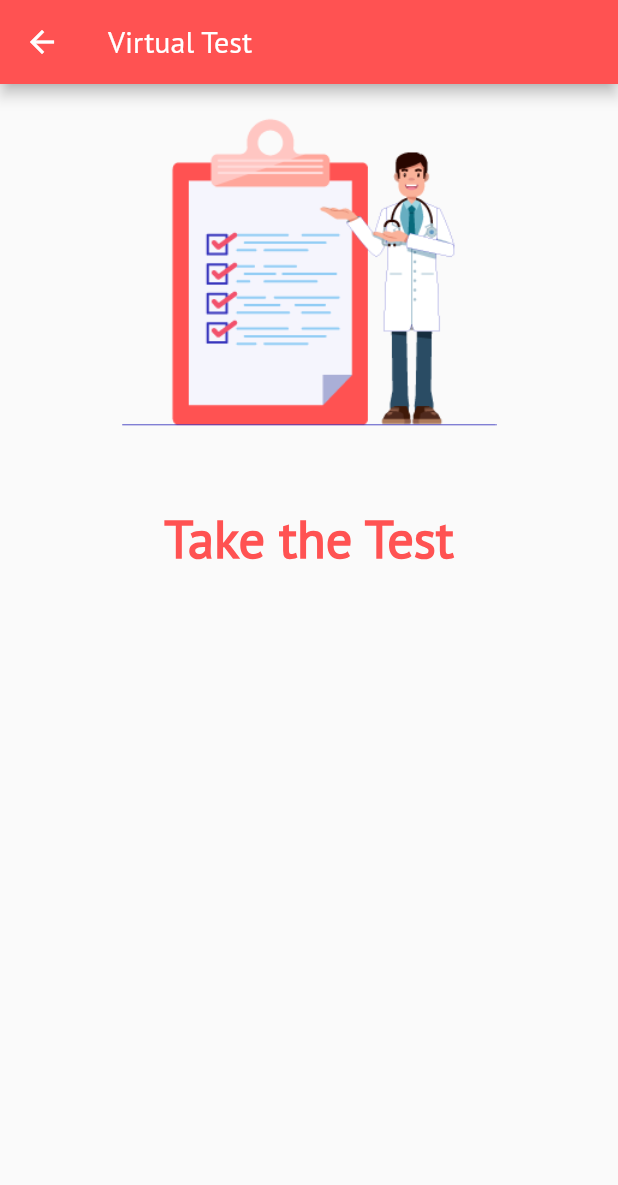
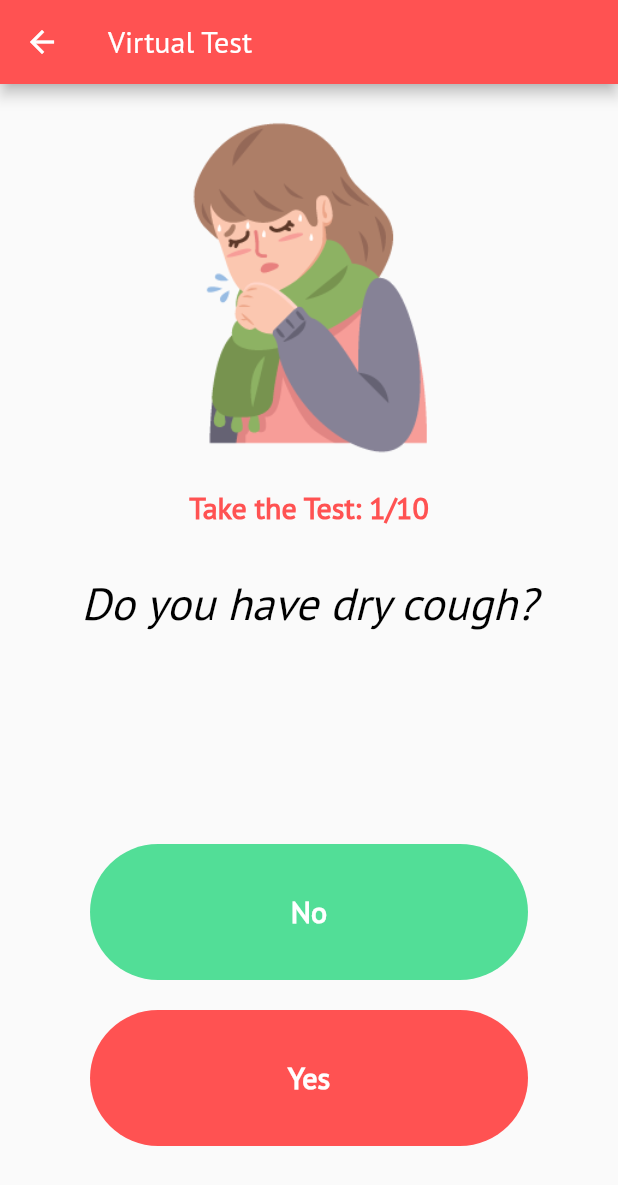
Before and after one commit to thealiflab/CoronaAlert, a Flutter app: the MenuScreen screen opened by its route, after a tap on "Virtual Test", on a phone screen of 412 x 824 dp. Shown: the top 1185 px of the screen. Run offline on Flutter 3.47's test engine with Material 2 defaults, Android fonts, the phone set to English and light mode, and no system bars; our stand-ins replace rflutter_alert; missing offline and left inert: fancy_on_boarding.

Commit message:
Third Commit: vtest screen update

```diff
--- a/lib/screens/menu/menu_screen.dart
+++ b/lib/screens/menu/menu_screen.dart
@@ -31,7 +31,7 @@ class MenuScreen extends StatelessWidget {
                     MenuCard(
                       title: 'Virtual Test',
                       image: Image.asset(
-                        'assets/images/test.png',
+                        'assets/images/vtest.png',
                         height: 80,
                         fit: BoxFit.contain,
                       ),
--- /dev/null
+++ b/lib/screens/menu/pages/vtest/vtest_brain.dart
@@ -0,0 +1,67 @@
+import 'questions.dart';
+
+int _questionNumber = 0;
+
+class VTestBrain {
+  List<Questions> _questionBank = [
+    Questions('Do you have dry cough?', 2, 'drycough'),
+    Questions('Do you have fever? (Temperature above 38 degree)', 2, 'fever'),
+    Questions('Are you having diarrhea?', 1, 'diarrhea'),
+    Questions('Are you experiencing tiredness?', 1, 'tiredness'),
+    Questions('Do you feel confused recently?', 1, 'confused'),
+    Questions('Are you having pain in your throat?', 2, 'throat'),
+    Questions('Are you experiencing difficulty to take breath?', 3,
+        'protectyourself'),
+    Questions(
+        'Have you traveled recently during the last 15-20 days?', 3, 'travel'),
+    Questions('Do you have any nearby physical contact with COVID-19 patient?',
+        4, 'physical'),
+    Questions(
+        'Have you visited Corona infected area recently?', 4, 'infectedarea'),
+  ];
+
+  void nextQuestion() {
+    if (_questionNumber < _questionBank.length - 1) {
+      _questionNumber++;
+    }
+  }
+
+  String getQuestionText() {
+    return _questionBank[_questionNumber].questionText;
+  }
+
+  int getQuestionValue() {
+    return _questionBank[_questionNumber].questionValue;
+  }
+
+  String getQuestionImagePath() {
+    return _questionBank[_questionNumber].questionImagePath;
+  }
+
+  bool isFinished() {
+    if (_questionBank.length - 1 == _questionNumber) {
+      return true;
+    }
+    return false;
+  }
+
+  void reset() {
+    _questionNumber = 0;
+  }
+
+  String vTestResult(int value) {
+    String message;
+    if (value >= 0 && value <= 4) {
+      message = "NO RISK of having Corona virus. You are safe 😇";
+    } else if (value >= 5 && value <= 7) {
+      message =
+          "MEDIUM Risk of having Corona virus. Drink enough water and maintain good hygiene! 😓";
+    } else if (value > 7) {
+      message =
+          "HIGH Risk of having Corona virus. Please immediately admit into the hospital 🏥 😱";
+    } else {
+      message = "Invalid Result";
+    }
+    return message;
+  }
+}
--- a/lib/screens/menu/pages/vtest/vtest_page.dart
+++ b/lib/screens/menu/pages/vtest/vtest_page.dart
@@ -1,4 +1,7 @@
+import 'package:coronaalert/screens/menu/menu_screen.dart';
 import 'package:flutter/material.dart';
+import 'vtest_brain.dart';
+import 'package:rflutter_alert/rflutter_alert.dart';
 
 class VirtualTest extends StatefulWidget {
   static const id = '/vtest_page';
@@ -7,7 +10,62 @@ class VirtualTest extends StatefulWidget {
   _VirtualTestState createState() => _VirtualTestState();
 }
 
+VTestBrain vTestBrain = VTestBrain();
+
 class _VirtualTestState extends State<VirtualTest> {
+  int questionValueKeeper = 0;
+  int quesNo = 1;
+
+  void checkAnswers(bool userSelectAnswer) {
+    setState(() {
+      if (vTestBrain.isFinished() == true) {
+        vTestBrain.reset();
+        quesNo = 1;
+
+        Alert(
+          context: context,
+          type: AlertType.info,
+          title: "Your Result",
+          desc: vTestBrain.vTestResult(questionValueKeeper),
+          closeFunction: () {
+            questionValueKeeper = 0;
+          },
+          buttons: [
+            DialogButton(
+              child: Text(
+                "Re-Test",
+                style: TextStyle(fontSize: 20),
+              ),
+              onPressed: () {
+                questionValueKeeper = 0;
+                Navigator.pop(context);
+              },
+              width: 120,
+            ),
+            DialogButton(
+              child: Text(
+                "CANCLE",
+                textAlign: TextAlign.center,
+                style: TextStyle(fontSize: 20, fontWeight: FontWeight.w500),
+              ),
+              onPressed: () {
+                Navigator.of(context).pushNamed(MenuScreen.id);
+              },
+              width: 120,
+            ),
+          ],
+        ).show();
+        questionValueKeeper = 0;
+      } else {
+        vTestBrain.nextQuestion();
+        quesNo++;
+        if (userSelectAnswer) {
+          questionValueKeeper += vTestBrain.getQuestionValue();
+        }
+      }
+    });
+  }
+
   @override
   Widget build(BuildContext context) {
     return Scaffold(
@@ -15,18 +73,14 @@ class _VirtualTestState extends State<VirtualTest> {
         title: Text('Virtual Test'),
       ),
       body: Column(
-//        mainAxisAlignment: MainAxisAlignment.center,
-//        crossAxisAlignment: CrossAxisAlignment.center,
+        mainAxisAlignment: MainAxisAlignment.center,
+        crossAxisAlignment: CrossAxisAlignment.stretch,
         children: <Widget>[
-          Expanded(
-            flex: 0,
-            child: Center(
-              child: Padding(
-                padding: EdgeInsets.symmetric(horizontal: 10, vertical: 20),
-                child: Column(
-                  children: <Widget>[
+          SizedBox(
+            height: 10.0,
+          ),
           Image.asset(
-                      'assets/images/vtest.png',
+            'assets/images/' + vTestBrain.getQuestionImagePath() + '.png',
             height: 250,
             fit: BoxFit.contain,
             //MediaQuery.of(context).size.width / 2
@@ -34,15 +88,92 @@ class _VirtualTestState extends State<VirtualTest> {
           SizedBox(
             height: 10,
           ),
-                    Text(
-                      'Take the Test',
+          Center(
+            child: Text(
+              'Take the Test: $quesNo/10',
               style: TextStyle(
-                          fontSize: 35,
+                  fontSize: 20,
                   fontWeight: FontWeight.w600,
                   color: Colors.redAccent),
-                    )
-                  ],
             ),
+          ),
+          Expanded(
+            child: Padding(
+              padding: EdgeInsets.symmetric(horizontal: 20, vertical: 30),
+              child: Text(
+                vTestBrain.getQuestionText(),
+                textAlign: TextAlign.center,
+                style: TextStyle(
+                  fontStyle: FontStyle.italic,
+                  fontSize: 30.0,
+                  fontWeight: FontWeight.w500,
+                  color: Colors.black,
+                ),
+              ),
+            ),
+          ),
+          Expanded(
+            child: Padding(
+              padding: EdgeInsets.only(
+                top: 60,
+                left: 60,
+                right: 60,
+                bottom: 0,
+              ),
+              child: FlatButton(
+                splashColor: Colors.white,
+                shape: RoundedRectangleBorder(
+                  borderRadius: BorderRadius.all(
+                    Radius.circular(50.0),
+                  ),
+                ),
+                textColor: Colors.white,
+                color: Color(0xFF52de97),
+                child: Text(
+                  'No',
+                  style: TextStyle(
+                    color: Colors.white,
+                    fontSize: 20.0,
+                    fontWeight: FontWeight.bold,
+                  ),
+                ),
+                onPressed: () {
+                  checkAnswers(false);
+                },
+              ),
+            ),
+          ),
+          SizedBox(
+            height: 20.0,
+          ),
+          Expanded(
+            child: Padding(
+              padding: EdgeInsets.only(
+                top: 0,
+                left: 60,
+                right: 60,
+                bottom: 60,
+              ),
+              child: FlatButton(
+                splashColor: Colors.white,
+                shape: RoundedRectangleBorder(
+                  borderRadius: BorderRadius.all(
+                    Radius.circular(50.0),
+                  ),
+                ),
+                textColor: Colors.white,
+                color: Colors.redAccent,
+                child: Text(
+                  'Yes',
+                  style: TextStyle(
+                    color: Colors.white,
+                    fontSize: 20.0,
+                    fontWeight: FontWeight.bold,
+                  ),
+                ),
+                onPressed: () {
+                  checkAnswers(true);
+                },
               ),
             ),
           ),
```
Also changed, not shown: lib/screens/menu/pages/vtest/questions.dart (added, +7 -0 lines), assets/images/confused.png (added), assets/images/diarrhea.png (added), assets/images/drycough.png (added), assets/images/fever.png (added), assets/images/infectedarea.png (added), assets/images/physical.png (added), assets/images/protectyourself.txt (added), assets/images/test.png (deleted), assets/images/throat.png (added), assets/images/tiredness.png (added), assets/images/travel.png (added). Lines whose indentation alone changed are shown as unchanged.
